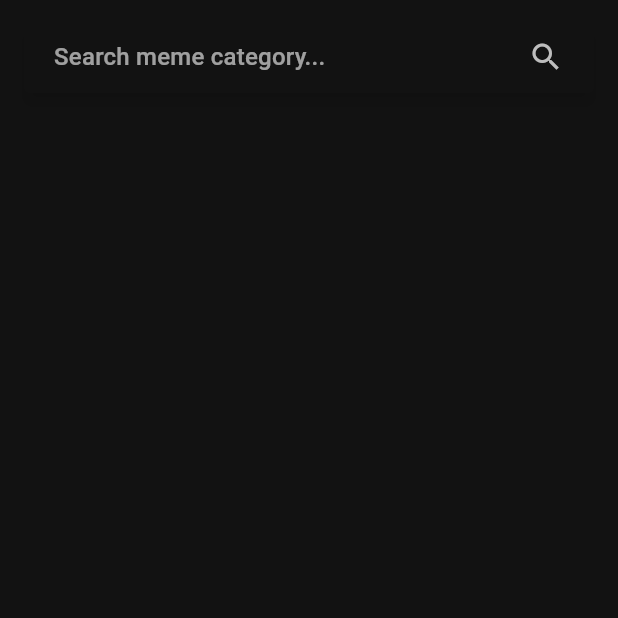
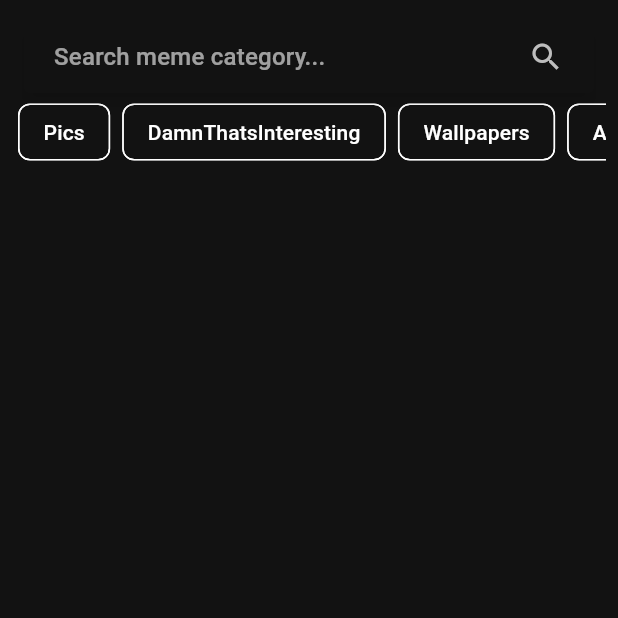
Before and after one commit to Chelsea747/flutterfinalproject, a Flutter app: the screen it shows after launch, on a phone screen of 412 x 824 dp, the top half of it. Run offline on Flutter 3.47's test engine with Material 2 defaults, Android fonts, the phone set to English and light mode, and no system bars; drawn by our look-alikes of material_floating_search_bar.

Commit message:
added suggestion chips in animated list

```diff
--- a/lib/main.dart
+++ b/lib/main.dart
@@ -1,5 +1,6 @@
 // ignore_for_file: prefer_const_constructors, prefer_const_literals_to_create_immutables
 
+import 'dart:async';
 import 'package:flutter_application_final/model/meme.dart';
 import 'package:flutter_application_final/widget/meme_card.dart';
 import 'package:material_floating_search_bar/material_floating_search_bar.dart';
@@ -46,11 +47,28 @@ class _HomePageState extends State<HomePage> {
   ];
 
   GlobalKey<AnimatedListState> listKey = GlobalKey<AnimatedListState>();
+  final List<String> animatedListItems = [];
+  int selectedIndex = -1;
 
   @override
   void initState() {
+    // run anything here before screen shows up:
+    int count = 0;
+    Timer.periodic(Duration(milliseconds: 300), (timer) {
+      animatedListItems.add(subreddits[count]);
+
+      if (listKey.currentState != null) {
+        listKey.currentState!.insertItem(animatedListItems.length - 1,
+            duration: Duration(milliseconds: 300));
+      }
+
+      count += 1;
+      if (count >= subreddits.length) {
+        timer.cancel();
+      }
+    });
+
     super.initState();
-    // run anything here before screen shows up:
   }
 
   @override
@@ -67,30 +85,42 @@ class _HomePageState extends State<HomePage> {
               scrollDirection: Axis.vertical,
               itemBuilder: (context, index) => MemeCard(meme: memes[index]),
             ),
-            buildFloatingSearchBar(context),
-            SizedBox(   //also not sure how this will turn out
-              height: 100,
+
+            Positioned(
+              top: 56,
+              child: SizedBox(
+                height: 48,
+                width: MediaQuery.of(context).size.width,
                 child: AnimatedList(
                   key: listKey,
                   initialItemCount: 0,
                   scrollDirection: Axis.horizontal,
-                itemBuilder: (context,index,animation) {
+                  itemBuilder: (context, index, animation) {
                     return SlideTransition(
                       position: animation.drive(Tween(
-                      begin: Offset(1, -1),
+                        begin: Offset(2, 0),
                         end: Offset(0, 0),
                       )),
                       child: Padding(
-                      padding: const EdgeInsets.all(8.0),
+                        padding: const EdgeInsets.all(4.0),
                         child: FilterChip(
                           label: Text(subreddits[index]),
-                        onSelected: (selected) =>  buildFloatingSearchBar(selected), //idk what to put here
+                          selected: selectedIndex == index,
+                          onSelected: (selected) {
+                            if (selected) {
+                              setState(() => selectedIndex = index);
+                              getMeme(subreddits[index]);
+                            }
+                          },
                         ),
-                  );
+                      ),
                     );
                   },
                 ),
-            )
+              ),
+            ),
+
+            buildFloatingSearchBar(context),
           ],
         ),
       ),
@@ -123,33 +153,7 @@ class _HomePageState extends State<HomePage> {
       // animating between opened and closed stated.
       transition: CircularFloatingSearchBarTransition(),
       actions: [FloatingSearchBarAction.searchToClear(showIfClosed: true)],
-
-      /// The list of suggestions to be shown in the search bar.
-      builder: (context, transition) {
-        return ClipRRect(
-          borderRadius: BorderRadius.circular(8),
-          child: Column(
-            mainAxisSize: MainAxisSize.min,
-            children: List.generate(
-              subreddits.length,
-              (index) => Container(
-                color: Colors.primaries[index % Colors.primaries.length],
-                child: ListTile(
-                  title: Text(
-                    subreddits[index],
-                    style: TextStyle(color: Colors.white),
-                  ),
-                  onTap: () {
-                    controller.query = subreddits[index];
-                    controller.close();
-                    getMeme(subreddits[index]);
-                  },
-                ),
-              ),
-            ),
-          ),
-        );
-      },
+      builder: (_, __) => SizedBox(),
     );
   }
 
```
Lines whose indentation alone changed are shown as unchanged.
